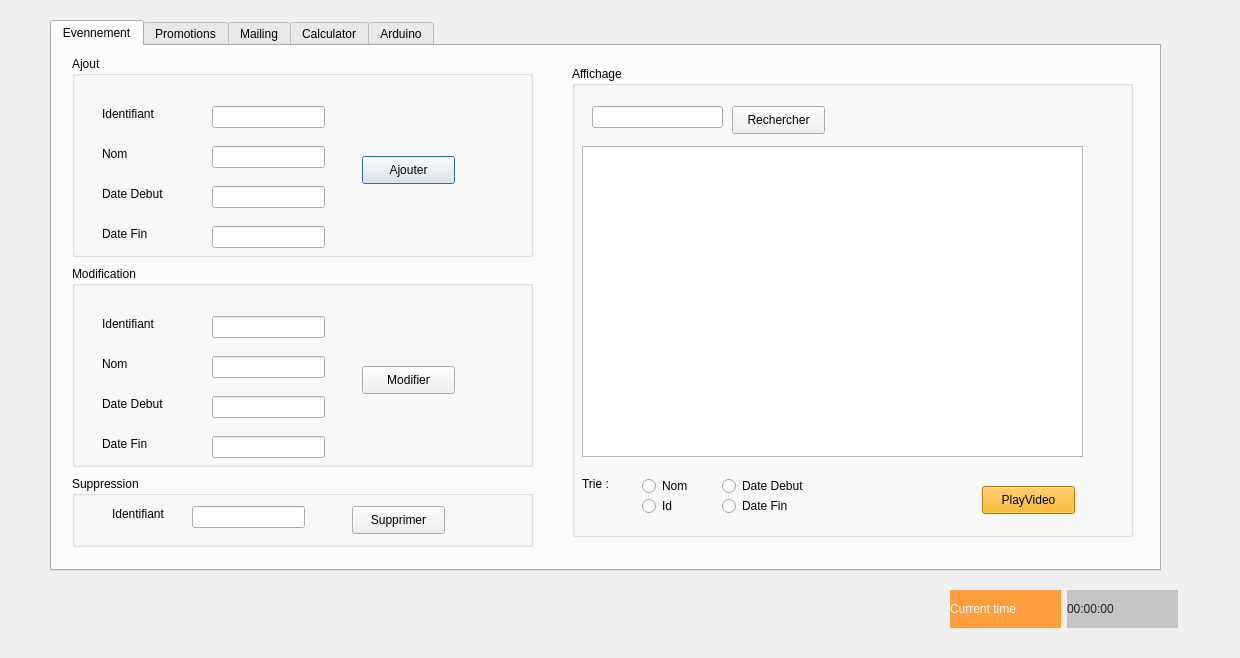
Qt form Gestion_Evennement_Promotion/gestioneventpromo.ui (medhama/ThePieChart) before a commit.
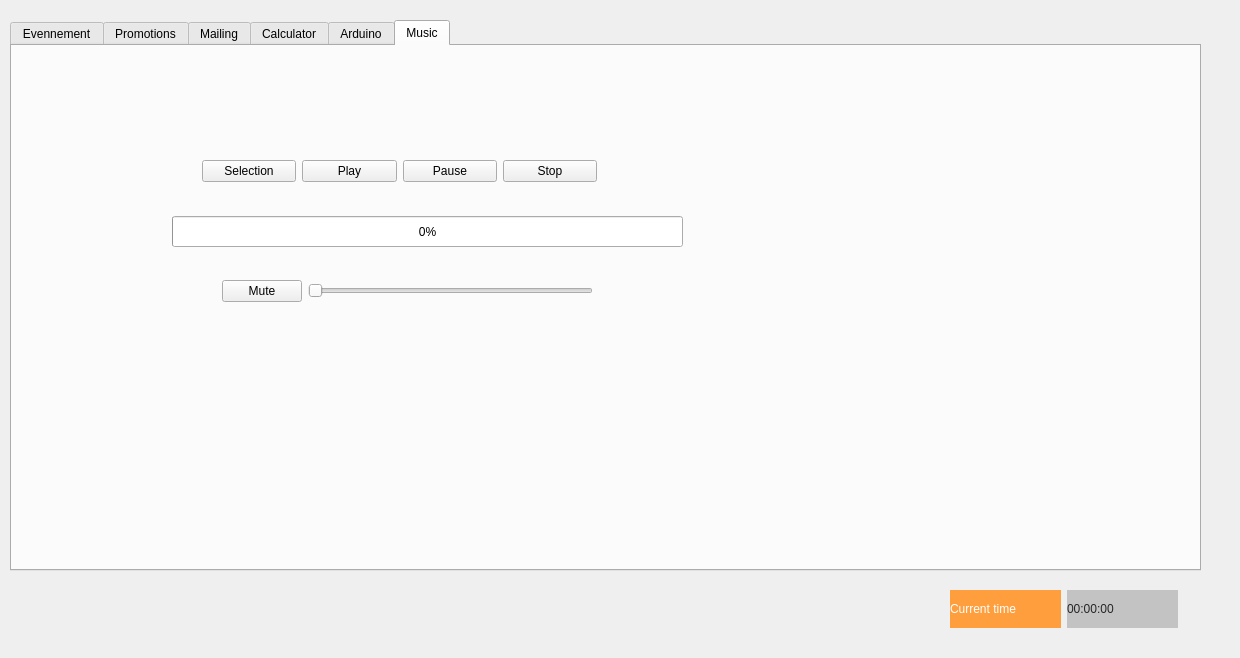
The same form after that commit. The open tabs and pages were chosen to show the change. Icons and pictures are not drawn.

What changed in the file:
```diff
--- a/Gestion_Evennement_Promotion/gestioneventpromo.ui
+++ b/Gestion_Evennement_Promotion/gestioneventpromo.ui
@@ -16,9 +16,9 @@
   <widget class="QTabWidget" name="tabWidget">
    <property name="geometry">
     <rect>
-     <x>50</x>
+     <x>10</x>
      <y>20</y>
-     <width>1111</width>
+     <width>1191</width>
      <height>551</height>
     </rect>
    </property>
@@ -275,23 +275,6 @@
        <string>Date Fin</string>
       </property>
      </widget>
-     <widget class="QPushButton" name="PlayVideo">
-      <property name="geometry">
-       <rect>
-        <x>410</x>
-        <y>420</y>
-        <width>93</width>
-        <height>28</height>
-       </rect>
-      </property>
-      <property name="styleSheet">
-       <string notr="true">background-color: rgb(255, 170, 0);
-color: rgb(0, 0, 0);</string>
-      </property>
-      <property name="text">
-       <string>PlayVideo</string>
-      </property>
-     </widget>
     </widget>
     <widget class="QGroupBox" name="groupBox_3">
      <property name="geometry">
@@ -1941,6 +1924,90 @@
      </property>
     </widget>
    </widget>
+   <widget class="QWidget" name="tab_6">
+    <attribute name="title">
+     <string>Music</string>
+    </attribute>
+    <widget class="QProgressBar" name="avance">
+     <property name="geometry">
+      <rect>
+       <x>160</x>
+       <y>170</y>
+       <width>511</width>
+       <height>31</height>
+      </rect>
+     </property>
+     <property name="value">
+      <number>0</number>
+     </property>
+    </widget>
+    <widget class="QWidget" name="">
+     <property name="geometry">
+      <rect>
+       <x>210</x>
+       <y>230</y>
+       <width>371</width>
+       <height>30</height>
+      </rect>
+     </property>
+     <layout class="QHBoxLayout" name="horizontalLayout_5">
+      <item>
+       <widget class="QPushButton" name="mute">
+        <property name="text">
+         <string>Mute</string>
+        </property>
+       </widget>
+      </item>
+      <item>
+       <widget class="QSlider" name="volume">
+        <property name="orientation">
+         <enum>Qt::Horizontal</enum>
+        </property>
+       </widget>
+      </item>
+     </layout>
+    </widget>
+    <widget class="QWidget" name="">
+     <property name="geometry">
+      <rect>
+       <x>190</x>
+       <y>110</y>
+       <width>395</width>
+       <height>30</height>
+      </rect>
+     </property>
+     <layout class="QHBoxLayout" name="horizontalLayout_4">
+      <item>
+       <widget class="QPushButton" name="selection">
+        <property name="text">
+         <string>Selection</string>
+        </property>
+       </widget>
+      </item>
+      <item>
+       <widget class="QPushButton" name="play">
+        <property name="text">
+         <string>Play</string>
+        </property>
+       </widget>
+      </item>
+      <item>
+       <widget class="QPushButton" name="pause">
+        <property name="text">
+         <string>Pause</string>
+        </property>
+       </widget>
+      </item>
+      <item>
+       <widget class="QPushButton" name="stop">
+        <property name="text">
+         <string>Stop</string>
+        </property>
+       </widget>
+      </item>
+     </layout>
+    </widget>
+   </widget>
   </widget>
   <widget class="QWidget" name="layoutWidget_3">
    <property name="geometry">
```
